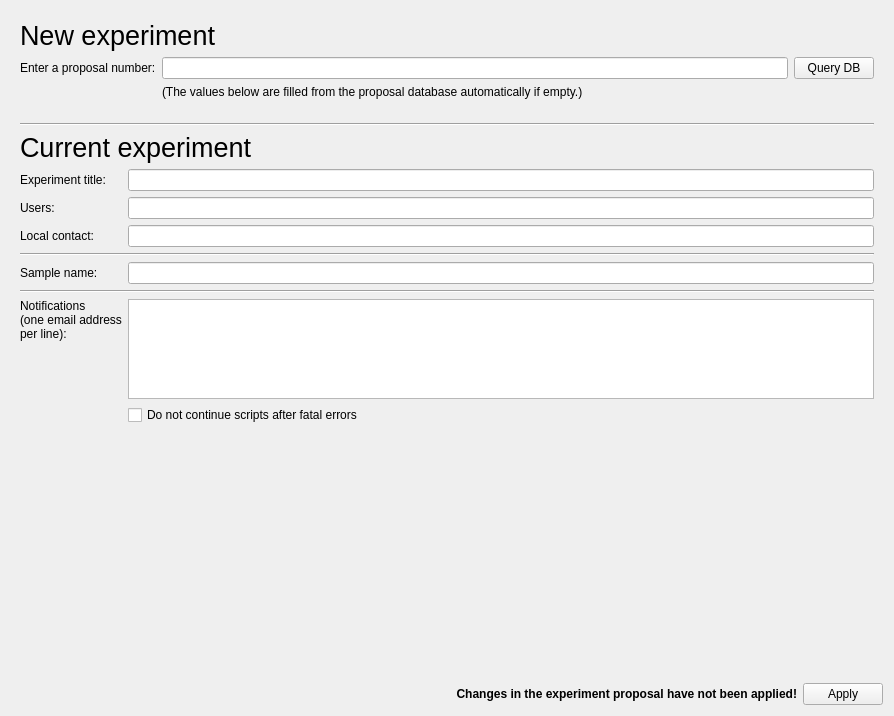
jfkcooper/nicos, file nicos_ess/gui/panels/ui_files/setup_exp.ui: the form before one commit.
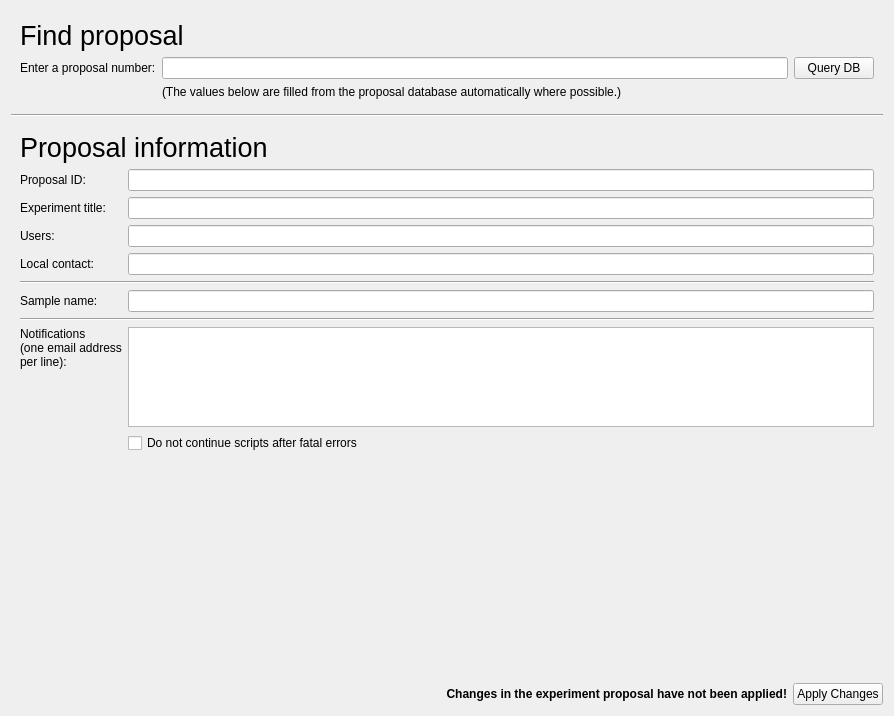
The form after the commit.

Commit message: Hide the proposal query if not available.

What changed in the file:
```diff
--- a/nicos_ess/gui/panels/ui_files/setup_exp.ui
+++ b/nicos_ess/gui/panels/ui_files/setup_exp.ui
@@ -31,7 +31,7 @@
          <string notr="true">font: 20pt;</string>
         </property>
         <property name="text">
-         <string>New experiment</string>
+         <string>Find proposal</string>
         </property>
        </widget>
       </item>
@@ -43,7 +43,7 @@
        </widget>
       </item>
       <item row="1" column="1">
-       <widget class="QLineEdit" name="proposalNum"/>
+       <widget class="QLineEdit" name="proposalQuery"/>
       </item>
       <item row="1" column="2">
        <widget class="QPushButton" name="queryDBButton">
@@ -58,89 +58,60 @@
       <item row="2" column="1" colspan="2">
        <widget class="QLabel" name="propdbInfo">
         <property name="text">
-         <string>(The values below are filled from the proposal database automatically if empty.)</string>
+         <string>(The values below are filled from the proposal database automatically where possible.)</string>
         </property>
        </widget>
       </item>
      </layout>
     </widget>
    </item>
+   <item>
+    <widget class="Line" name="line">
+     <property name="orientation">
+      <enum>Qt::Horizontal</enum>
+     </property>
+    </widget>
+   </item>
    <item>
     <widget class="QWidget" name="dataBox" native="true">
      <layout class="QVBoxLayout" name="verticalLayout_2">
       <item>
        <layout class="QGridLayout" name="gridLayout">
-        <item row="8" column="1">
-         <widget class="QPlainTextEdit" name="notifEmails">
-          <property name="sizePolicy">
-           <sizepolicy hsizetype="Expanding" vsizetype="Minimum">
-            <horstretch>0</horstretch>
-            <verstretch>0</verstretch>
-           </sizepolicy>
-          </property>
-          <property name="minimumSize">
-           <size>
-            <width>0</width>
-            <height>100</height>
-           </size>
-          </property>
-          <property name="maximumSize">
-           <size>
-            <width>16777215</width>
-            <height>100</height>
-           </size>
-          </property>
-         </widget>
+        <item row="3" column="1">
+         <widget class="QLineEdit" name="expTitle"/>
         </item>
-        <item row="5" column="0" colspan="2">
-         <widget class="Line" name="line_2">
+        <item row="8" column="0" colspan="2">
+         <widget class="Line" name="line_3">
           <property name="orientation">
            <enum>Qt::Horizontal</enum>
           </property>
          </widget>
         </item>
-        <item row="3" column="0">
-         <widget class="QLabel" name="label_7">
-          <property name="text">
-           <string>Users:</string>
-          </property>
-         </widget>
+        <item row="7" column="1">
+         <widget class="QLineEdit" name="sampleName"/>
         </item>
-        <item row="0" column="0" colspan="2">
-         <widget class="Line" name="line">
-          <property name="orientation">
-           <enum>Qt::Horizontal</enum>
-          </property>
-         </widget>
-        </item>
-        <item row="2" column="0">
-         <widget class="QLabel" name="label_6">
-          <property name="text">
-           <string>Experiment title:</string>
-          </property>
-         </widget>
-        </item>
-        <item row="9" column="1">
+        <item row="10" column="1">
          <widget class="QCheckBox" name="errorAbortBox">
           <property name="text">
            <string>Do not continue scripts after fatal errors</string>
           </property>
          </widget>
         </item>
-        <item row="4" column="1">
-         <widget class="QLineEdit" name="localContacts"/>
-        </item>
-        <item row="3" column="1">
-         <widget class="QLineEdit" name="users"/>
-        </item>
-        <item row="6" column="0">
+        <item row="7" column="0">
          <widget class="QLabel" name="label_3">
           <property name="text">
            <string>Sample name:</string>
           </property>
          </widget>
         </item>
-        <item row="8" column="0">
+        <item row="5" column="0">
+         <widget class="QLabel" name="label_8">
+          <property name="text">
+           <string>Local contact:</string>
+          </property>
+         </widget>
+        </item>
+        <item row="9" column="0">
          <widget class="QLabel" name="label_10">
           <property name="sizePolicy">
            <sizepolicy hsizetype="Preferred" vsizetype="Minimum">
@@ -159,22 +130,8 @@
           </property>
          </widget>
         </item>
-        <item row="2" column="1">
-         <widget class="QLineEdit" name="expTitle"/>
-        </item>
-        <item row="7" column="0" colspan="2">
-         <widget class="Line" name="line_3">
-          <property name="orientation">
-           <enum>Qt::Horizontal</enum>
-          </property>
-         </widget>
-        </item>
-        <item row="4" column="0">
-         <widget class="QLabel" name="label_8">
-          <property name="text">
-           <string>Local contact:</string>
-          </property>
-         </widget>
+        <item row="5" column="1">
+         <widget class="QLineEdit" name="localContacts"/>
         </item>
         <item row="1" column="0" colspan="2">
          <widget class="QLabel" name="label_9">
@@ -190,12 +147,65 @@
            <string notr="true">font: 20pt;</string>
           </property>
           <property name="text">
-           <string>Current experiment</string>
+           <string>Proposal information</string>
           </property>
          </widget>
         </item>
-        <item row="6" column="1">
-         <widget class="QLineEdit" name="sampleName"/>
+        <item row="6" column="0" colspan="2">
+         <widget class="Line" name="line_2">
+          <property name="orientation">
+           <enum>Qt::Horizontal</enum>
+          </property>
+         </widget>
+        </item>
+        <item row="3" column="0">
+         <widget class="QLabel" name="label_6">
+          <property name="text">
+           <string>Experiment title:</string>
+          </property>
+         </widget>
+        </item>
+        <item row="9" column="1">
+         <widget class="QPlainTextEdit" name="notifEmails">
+          <property name="sizePolicy">
+           <sizepolicy hsizetype="Expanding" vsizetype="Minimum">
+            <horstretch>0</horstretch>
+            <verstretch>0</verstretch>
+           </sizepolicy>
+          </property>
+          <property name="minimumSize">
+           <size>
+            <width>0</width>
+            <height>100</height>
+           </size>
+          </property>
+          <property name="maximumSize">
+           <size>
+            <width>16777215</width>
+            <height>100</height>
+           </size>
+          </property>
+         </widget>
+        </item>
+        <item row="4" column="1">
+         <widget class="QLineEdit" name="users"/>
+        </item>
+        <item row="4" column="0">
+         <widget class="QLabel" name="label_7">
+          <property name="text">
+           <string>Users:</string>
+          </property>
+         </widget>
+        </item>
+        <item row="2" column="0">
+         <widget class="QLabel" name="label">
+          <property name="text">
+           <string>Proposal ID:</string>
+          </property>
+         </widget>
+        </item>
+        <item row="2" column="1">
+         <widget class="QLineEdit" name="proposalNum"/>
         </item>
        </layout>
       </item>
@@ -258,7 +268,7 @@
      <item>
       <widget class="QPushButton" name="applyButton">
        <property name="text">
-        <string>Apply</string>
+        <string>Apply Changes</string>
        </property>
       </widget>
      </item>
```
Left out of the diff: 2 changed lines with no effect on the pictures. The commit also changes 1 other file.
